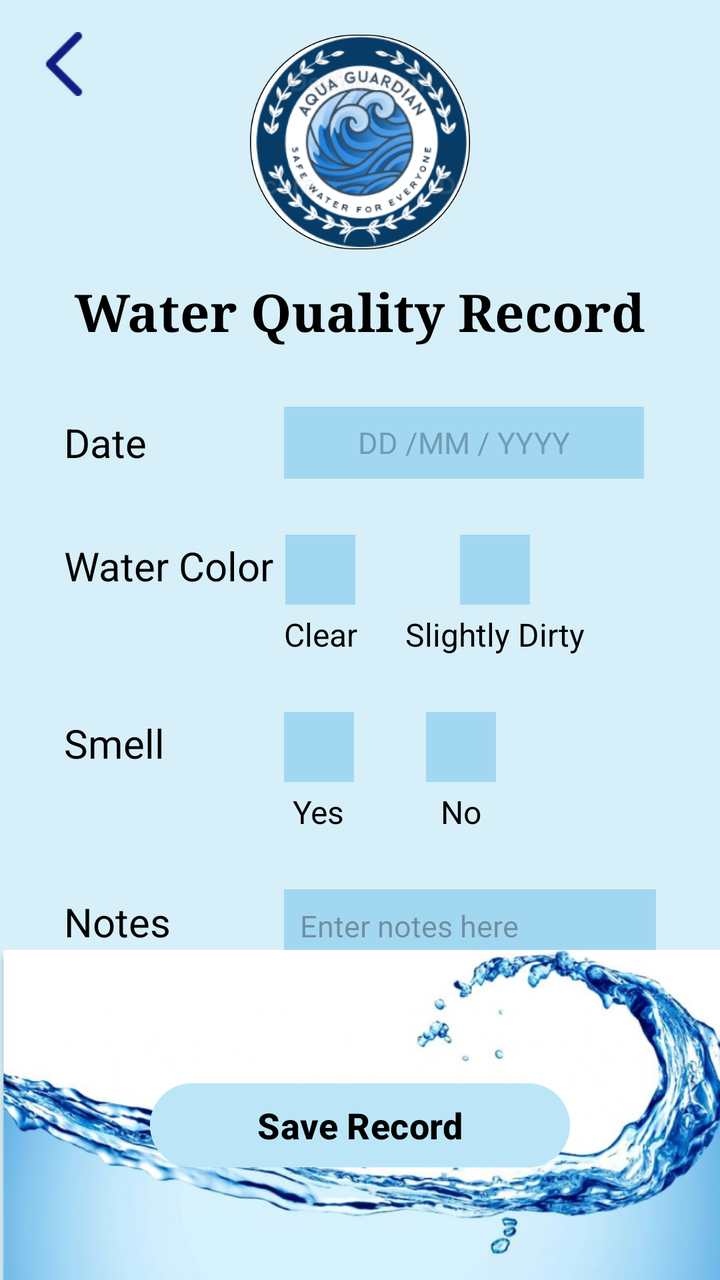
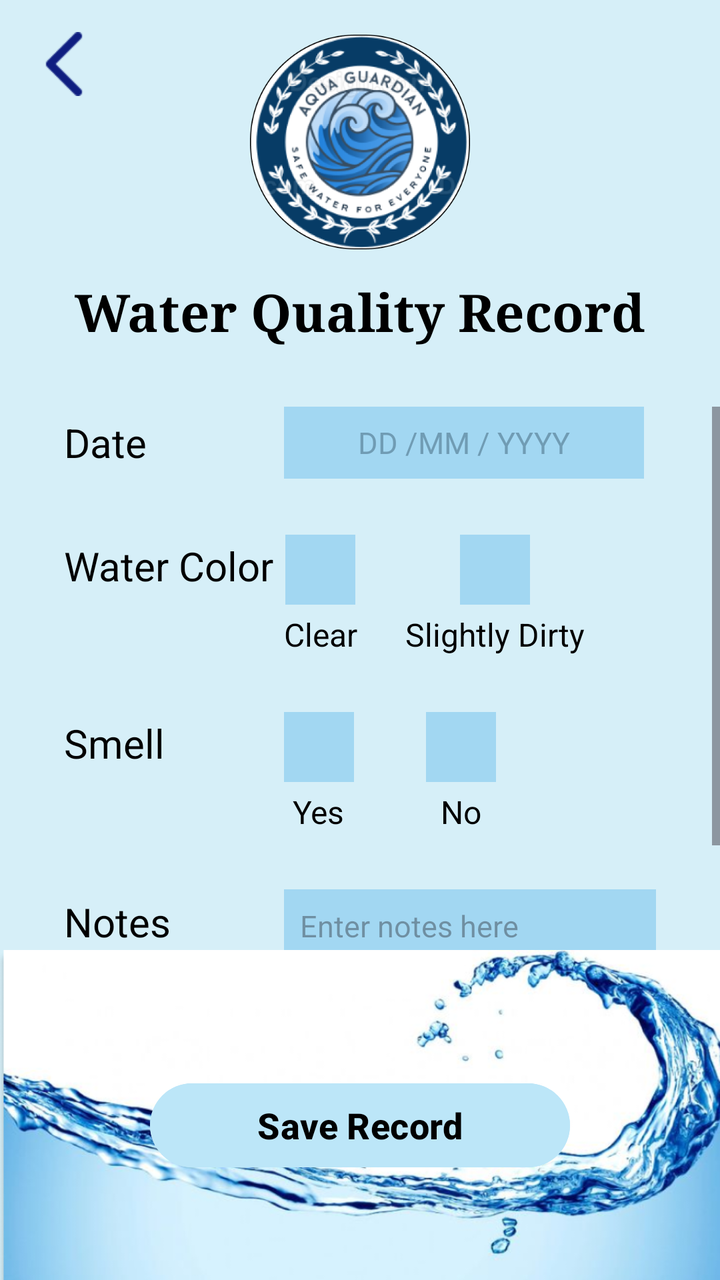

Compare the two renders of this Android layout. The source of the first and the diff that turns it into the second are given below.
<!-- AndroidManifest.xml: application theme Theme.AquaGuardian -->
<!-- res/layout/activity_water_quality_record.xml -->
<?xml version="1.0" encoding="utf-8"?>
<androidx.constraintlayout.widget.ConstraintLayout
    xmlns:tools="http://schemas.android.com/tools"
    xmlns:android="http://schemas.android.com/apk/res/android"
    xmlns:app="http://schemas.android.com/apk/res-auto"
    android:layout_width="match_parent"
    android:layout_height="match_parent"
    android:background="#D6EFF8">

    <ImageView
        android:id="@+id/btnBack"
        android:layout_width="32dp"
        android:layout_height="32dp"
        android:layout_marginStart="16dp"
        android:layout_marginTop="16dp"
        android:src="@drawable/new_backarrow"
        android:contentDescription="@null"
        app:tint="#0F1E80"
        app:layout_constraintStart_toStartOf="parent"
        app:layout_constraintTop_toTopOf="parent" />

    <ImageView
        android:id="@+id/imgLogo"
        android:layout_width="110dp"
        android:layout_height="110dp"
        android:layout_marginTop="16dp"
        android:src="@drawable/aqua_logo"
        android:contentDescription="@null"
        app:layout_constraintEnd_toEndOf="parent"
        app:layout_constraintStart_toStartOf="parent"
        app:layout_constraintTop_toTopOf="parent" />

    <TextView
        android:id="@+id/txtTitle"
        android:layout_width="wrap_content"
        android:layout_height="wrap_content"
        android:layout_marginTop="12dp"
        android:text="@string/water_quality_record"
        android:textColor="#000000"
        android:textSize="26sp"
        android:textStyle="bold"
        android:fontFamily="serif"
        app:layout_constraintEnd_toEndOf="parent"
        app:layout_constraintStart_toStartOf="parent"
        app:layout_constraintTop_toBottomOf="@+id/imgLogo" />

    <ScrollView
        android:layout_width="match_parent"
        android:layout_height="0dp"
        android:layout_marginTop="30dp"
        android:fillViewport="true"
        app:layout_constraintTop_toBottomOf="@+id/txtTitle"
        app:layout_bottom_toTopOf="@+id/bottomContainer">

        <LinearLayout
            android:layout_width="match_parent"
            android:layout_height="wrap_content"
            android:orientation="vertical"
            android:paddingHorizontal="32dp">

            <LinearLayout
                android:layout_width="match_parent"
                android:layout_height="wrap_content"
                android:orientation="horizontal"
                android:gravity="center_vertical"
                android:layout_marginBottom="28dp">

                <TextView
                    android:id="@+id/lblDate"
                    android:layout_width="110dp"
                    android:layout_height="wrap_content"
                    android:text="@string/date"
                    android:textColor="#000000"
                    android:textSize="20sp" />

                <EditText
                    tools:ignore="TouchTargetSizeCheck"
                    android:id="@+id/etDate"
                    android:layout_width="180dp"
                    android:layout_height="36dp"
                    android:background="#A2D7F2"
                    android:hint="@string/dd_mm_yyyy"
                    android:importantForAutofill="no"
                    android:textColorHint="#709CB4"
                    android:gravity="center"
                    android:inputType="date"
                    android:textColor="#000000"
                    android:textSize="15sp" />
            </LinearLayout>

            <LinearLayout
                android:layout_width="match_parent"
                android:layout_height="wrap_content"
                android:orientation="horizontal"
                android:gravity="top"
                android:layout_marginBottom="28dp">

                <TextView
                    android:id="@+id/lblWaterColor"
                    android:layout_width="110dp"
                    android:layout_height="wrap_content"
                    android:text="@string/water_color"
                    android:textColor="#000000"
                    android:textSize="20sp"
                    android:layout_marginTop="2dp"/>

                <LinearLayout
                    android:layout_width="wrap_content"
                    android:layout_height="wrap_content"
                    android:orientation="horizontal">

                    <LinearLayout
                        android:layout_width="wrap_content"
                        android:layout_height="wrap_content"
                        android:orientation="vertical"
                        android:gravity="center"
                        android:layout_marginEnd="24dp">
                        <CheckBox
                            tools:ignore="TouchTargetSizeCheck"
                            android:id="@+id/cbClear"
                            android:layout_width="35dp"
                            android:layout_height="35dp"
                            android:button="@null"
                            android:background="#A2D7F2" />
                        <TextView
                            android:layout_width="wrap_content"
                            android:layout_height="wrap_content"
                            android:text="@string/clear"
                            android:textColor="#000000"
                            android:textSize="16sp"
                            android:layout_marginTop="4dp" />
                    </LinearLayout>

                    <LinearLayout
                        android:layout_width="wrap_content"
                        android:layout_height="wrap_content"
                        android:orientation="vertical"
                        android:gravity="center">
                        <CheckBox
                            tools:ignore="TouchTargetSizeCheck"
                            android:id="@+id/cbDirty"
                            android:layout_width="35dp"
                            android:layout_height="35dp"
                            android:button="@null"
                            android:background="#A2D7F2" />
                        <TextView
                            android:layout_width="wrap_content"
                            android:layout_height="wrap_content"
                            android:text="@string/slightly_dirty"
                            android:textColor="#000000"
                            android:textSize="16sp"
                            android:layout_marginTop="4dp" />
                    </LinearLayout>
                </LinearLayout>
            </LinearLayout>

            <LinearLayout
                android:layout_width="match_parent"
                android:layout_height="wrap_content"
                android:orientation="horizontal"
                android:gravity="top"
                android:layout_marginBottom="28dp">

                <TextView
                    android:id="@+id/lblSmell"
                    android:layout_width="110dp"
                    android:layout_height="wrap_content"
                    android:text="@string/smell"
                    android:textColor="#000000"
                    android:textSize="20sp"
                    android:layout_marginTop="2dp"/>

                <LinearLayout
                    android:layout_width="wrap_content"
                    android:layout_height="wrap_content"
                    android:orientation="horizontal">

                    <LinearLayout
                        android:layout_width="35dp"
                        android:layout_height="wrap_content"
                        android:orientation="vertical"
                        android:gravity="center"
                        android:layout_marginEnd="36dp">
                        <CheckBox
                            tools:ignore="TouchTargetSizeCheck"
                            android:id="@+id/cbSmellYes"
                            android:layout_width="35dp"
                            android:layout_height="35dp"
                            android:button="@null"
                            android:background="#A2D7F2" />
                        <TextView
                            android:layout_width="wrap_content"
                            android:layout_height="wrap_content"
                            android:text="@string/yes"
                            android:textColor="#000000"
                            android:textSize="16sp"
                            android:layout_marginTop="4dp" />
                    </LinearLayout>

                    <LinearLayout
                        android:layout_width="35dp"
                        android:layout_height="wrap_content"
                        android:orientation="vertical"
                        android:gravity="center">
                        <CheckBox
                            tools:ignore="TouchTargetSizeCheck"
                            android:id="@+id/cbSmellNo"
                            android:layout_width="35dp"
                            android:layout_height="35dp"
                            android:button="@null"
                            android:background="#A2D7F2" />
                        <TextView
                            android:layout_width="wrap_content"
                            android:layout_height="wrap_content"
                            android:text="@string/no"
                            android:textColor="#000000"
                            android:textSize="16sp"
                            android:layout_marginTop="4dp" />
                    </LinearLayout>
                </LinearLayout>
            </LinearLayout>

            <LinearLayout
                android:layout_width="match_parent"
                android:layout_height="wrap_content"
                android:orientation="horizontal"
                android:gravity="top"
                android:layout_marginBottom="20dp">

                <TextView
                    android:id="@+id/lblNotes"
                    android:layout_width="110dp"
                    android:layout_height="wrap_content"
                    android:text="@string/notes"
                    android:textColor="#000000"
                    android:textSize="20sp" />

                <EditText
                    android:hint="@string/enter_notes_here"
                    tools:ignore="TouchTargetSizeCheck"
                    android:id="@+id/etNotes"
                    android:layout_width="210dp"
                    android:layout_height="75dp"
                    android:background="#A2D7F2"
                    android:gravity="top|start"
                    android:importantForAutofill="no"
                    android:padding="8dp"
                    android:inputType="textMultiLine"
                    android:textColor="#000000"
                    android:textSize="15sp" />
            </LinearLayout>

        </LinearLayout>
    </ScrollView>

    <androidx.constraintlayout.widget.ConstraintLayout
        android:id="@+id/bottomContainer"
        android:layout_width="match_parent"
        android:layout_height="165dp"
        app:layout_constraintBottom_toBottomOf="parent">

        <ImageView
            android:id="@+id/imgWave"
            android:layout_width="match_parent"
            android:layout_height="match_parent"
            android:importantForAccessibility="no"
            android:scaleType="fitXY"
            android:src="@drawable/water_wave" />

        <Button
            android:id="@+id/btnSaveRecord"
            android:layout_width="210dp"
            android:layout_height="50dp"
            android:text="@string/save_record"
            android:textColor="#000000"
            android:textSize="18sp"
            android:textStyle="bold"
            android:textAllCaps="false"
            android:backgroundTint="#BCE6F8"
            app:cornerRadius="24dp"
            app:layout_constraintBottom_toBottomOf="parent"
            app:layout_constraintEnd_toEndOf="parent"
            app:layout_constraintStart_toStartOf="parent"
            app:layout_constraintTop_toTopOf="parent"
            android:layout_marginTop="10dp" />

    </androidx.constraintlayout.widget.ConstraintLayout>

</androidx.constraintlayout.widget.ConstraintLayout>
<!-- resources referenced by this layout -->
<resources>
  <!-- drawable aqua_logo: png bitmap (drawable, 163800 bytes) -->
  <!-- drawable new_backarrow: png bitmap (drawable, 497 bytes) -->
  <!-- drawable water_wave: png bitmap (drawable, 331140 bytes) -->
  <string name="clear">Clear</string>
  <string name="date">Date</string>
  <string name="dd_mm_yyyy">DD /MM / YYYY</string>
  <string name="enter_notes_here">Enter notes here</string>
  <string name="no">No</string>
  <string name="notes">Notes</string>
  <string name="save_record">Save Record</string>
  <string name="slightly_dirty">Slightly Dirty</string>
  <string name="smell">Smell</string>
  <string name="water_color">Water Color</string>
  <string name="water_quality_record">Water Quality Record</string>
  <string name="yes">Yes</string>
  <style name="Theme.AquaGuardian" parent="Base.Theme.AquaGuardian" />
  <style name="Base.Theme.AquaGuardian" parent="Theme.Material3.DayNight.NoActionBar">
          
          
      </style>
</resources>

<!-- the commit's change to res/layout/activity_water_quality_record.xml (unified diff, before → after) -->
@@ -1,5 +1,6 @@
 <?xml version="1.0" encoding="utf-8"?>
 <androidx.constraintlayout.widget.ConstraintLayout
+    android:id="@+id/main"
     xmlns:tools="http://schemas.android.com/tools"
     xmlns:android="http://schemas.android.com/apk/res/android"
     xmlns:app="http://schemas.android.com/apk/res-auto"
@@ -50,7 +51,7 @@
         android:layout_marginTop="30dp"
         android:fillViewport="true"
         app:layout_constraintTop_toBottomOf="@+id/txtTitle"
-        app:layout_bottom_toTopOf="@+id/bottomContainer">
+        app:layout_constraintBottom_toTopOf="@+id/bottomContainer">
 
         <LinearLayout
             android:layout_width="match_parent"
